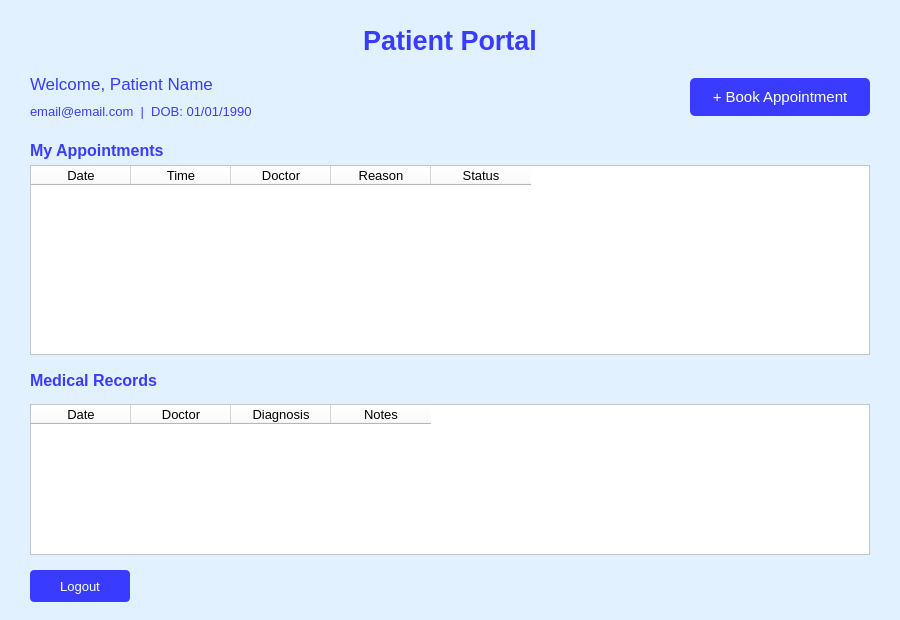
Above: PatientDashboard.ui from sgillie123/Hospital before the change. Below: the same form after it.
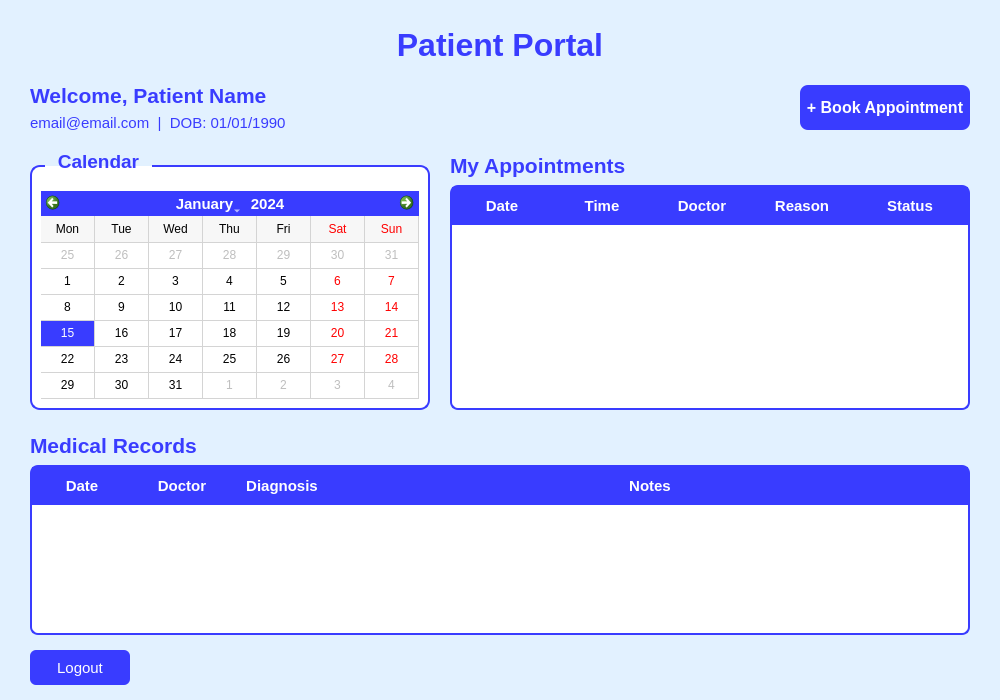
That is the form after the change.

Commit message: Changing the sizing, added authenication clearer, base, booking for a new popup, dashboards managing each users dashboard, and fake data

Diff of the .ui file:
```diff
--- a/PatientDashboard.ui
+++ b/PatientDashboard.ui
@@ -6,8 +6,8 @@
    <rect>
     <x>0</x>
     <y>0</y>
-    <width>900</width>
-    <height>620</height>
+    <width>1000</width>
+    <height>700</height>
    </rect>
   </property>
   <property name="windowTitle">
@@ -21,12 +21,12 @@
     <rect>
      <x>0</x>
      <y>20</y>
-     <width>900</width>
-     <height>40</height>
+     <width>1000</width>
+     <height>50</height>
     </rect>
    </property>
    <property name="styleSheet">
-    <string notr="true">color: rgb(57, 60, 255); font-size: 20pt; font-weight: bold;</string>
+    <string notr="true">color: rgb(57, 60, 255); font-size: 24pt; font-weight: bold;</string>
    </property>
    <property name="text">
     <string>Patient Portal</string>
@@ -39,13 +39,13 @@
    <property name="geometry">
     <rect>
      <x>30</x>
-     <y>70</y>
-     <width>600</width>
-     <height>28</height>
+     <y>80</y>
+     <width>700</width>
+     <height>30</height>
     </rect>
    </property>
    <property name="styleSheet">
-    <string notr="true">color: rgb(57, 60, 255); font-size: 13pt;</string>
+    <string notr="true">color: rgb(57, 60, 255); font-size: 16pt; font-weight: bold;</string>
    </property>
    <property name="text">
     <string>Welcome, Patient Name</string>
@@ -55,13 +55,13 @@
    <property name="geometry">
     <rect>
      <x>30</x>
-     <y>100</y>
-     <width>600</width>
-     <height>22</height>
+     <y>110</y>
+     <width>700</width>
+     <height>25</height>
     </rect>
    </property>
    <property name="styleSheet">
-    <string notr="true">color: rgb(57, 60, 255); font-size: 10pt;</string>
+    <string notr="true">color: rgb(57, 60, 255); font-size: 11pt;</string>
    </property>
    <property name="text">
     <string>email@email.com  |  DOB: 01/01/1990</string>
@@ -70,14 +70,14 @@
   <widget class="QPushButton" name="BookAppointmentButton">
    <property name="geometry">
     <rect>
-     <x>690</x>
-     <y>78</y>
-     <width>180</width>
-     <height>38</height>
+     <x>800</x>
+     <y>85</y>
+     <width>170</width>
+     <height>45</height>
     </rect>
    </property>
    <property name="styleSheet">
-    <string notr="true">background-color: rgb(57, 60, 255); color: white; font-size: 11pt; border-radius: 5px;</string>
+    <string notr="true">background-color: rgb(57, 60, 255); color: white; font-size: 12pt; font-weight: bold; border-radius: 8px;</string>
    </property>
    <property name="text">
     <string>+ Book Appointment</string>
@@ -87,29 +87,116 @@
    <property name="geometry">
     <rect>
      <x>30</x>
-     <y>570</y>
+     <y>650</y>
      <width>100</width>
-     <height>32</height>
+     <height>35</height>
     </rect>
    </property>
    <property name="styleSheet">
-    <string notr="true">background-color: rgb(57, 60, 255); color: white; font-size: 10pt; border-radius: 4px;</string>
+    <string notr="true">background-color: rgb(57, 60, 255); color: white; font-size: 11pt; border-radius: 6px;</string>
    </property>
    <property name="text">
     <string>Logout</string>
    </property>
   </widget>
+  <widget class="QGroupBox" name="calendarGroup">
+   <property name="geometry">
+    <rect>
+     <x>30</x>
+     <y>150</y>
+     <width>400</width>
+     <height>260</height>
+    </rect>
+   </property>
+   <property name="styleSheet">
+    <string notr="true">
+     QGroupBox {
+      font-size: 14pt;
+      font-weight: bold;
+      color: rgb(57, 60, 255);
+      border: 2px solid rgb(57, 60, 255);
+      border-radius: 10px;
+      margin-top: 15px;
+      padding-top: 15px;
+      background-color: white;
+     }
+     QGroupBox::title {
+      subcontrol-origin: margin;
+      left: 15px;
+      padding: 0 10px 0 10px;
+     }
+    </string>
+   </property>
+   <property name="title">
+    <string>Calendar</string>
+   </property>
+   <layout class="QVBoxLayout" name="calendarLayout">
+    <item>
+     <widget class="QCalendarWidget" name="patientCalendar">
+      <property name="styleSheet">
+       <string notr="true">        QCalendarWidget {
+         background-color: white;
+         border-radius: 5px;
+        }
+        QCalendarWidget QToolButton {
+         color: rgb(57, 60, 255);
+         font-size: 10pt;
+         font-weight: bold;
+        }
+        QCalendarWidget QMenu {
+         width: 150px;
+         color: white;
+         background-color: rgb(57, 60, 255);
+        }
+        QCalendarWidget QSpinBox {
+         width: 100px;
+         font-size: 10pt;
+         color: rgb(57, 60, 255);
+         background-color: white;
+        }
+        QCalendarWidget QTableView {
+         background-color: white;
+         selection-background-color: rgb(57, 60, 255);
+         selection-color: white;
+        }
+        QCalendarWidget QAbstractItemView:enabled {
+         color: rgb(0, 0, 0);
+         background-color: white;
+         selection-background-color: rgb(57, 60, 255);
+         selection-color: white;
+        }
+        QCalendarWidget QWidget#qt_calendar_navigationbar {
+         background-color: rgb(57, 60, 255);
+        }
+        QCalendarWidget QToolButton {
+         color: white;
+         background-color: transparent;
+         font-size: 11pt;
+         font-weight: bold;
+        }
+       </string>
+      </property>
+      <property name="gridVisible">
+       <bool>true</bool>
+      </property>
+      <property name="verticalHeaderFormat">
+       <enum>QCalendarWidget::VerticalHeaderFormat::NoVerticalHeader</enum>
+      </property>
+     </widget>
+    </item>
+   </layout>
+  </widget>
   <widget class="QLabel" name="apptLabel">
    <property name="geometry">
     <rect>
-     <x>30</x>
-     <y>138</y>
-     <width>300</width>
-     <height>24</height>
+     <x>450</x>
+     <y>150</y>
+     <width>520</width>
+     <height>30</height>
     </rect>
    </property>
    <property name="styleSheet">
-    <string notr="true">color: rgb(57, 60, 255); font-size: 12pt; font-weight: bold;</string>
+    <string notr="true">color: rgb(57, 60, 255); font-size: 16pt; font-weight: bold;</string>
    </property>
    <property name="text">
     <string>My Appointments</string>
@@ -118,14 +205,35 @@
   <widget class="QTableWidget" name="AppointmentsTable">
    <property name="geometry">
     <rect>
-     <x>30</x>
-     <y>165</y>
-     <width>840</width>
-     <height>190</height>
+     <x>450</x>
+     <y>185</y>
+     <width>520</width>
+     <height>225</height>
     </rect>
    </property>
    <property name="styleSheet">
-    <string notr="true">background-color: white; font-size: 10pt; color: rgb(0,0,0);</string>
+    <string notr="true">
+     QTableWidget {
+      background-color: white;
+      font-size: 11pt;
+      color: rgb(0,0,0);
+      border: 2px solid rgb(57, 60, 255);
+      border-radius: 8px;
+      gridline-color: #e2e8f0;
+     }
+     QHeaderView::section {
+      background-color: rgb(57, 60, 255);
+      color: white;
+      font-size: 11pt;
+      font-weight: bold;
+      padding: 8px;
+      border: none;
+     }
+     QTableWidget::item {
+      padding: 5px;
+      border-bottom: 1px solid #e2e8f0;
+     }
+    </string>
    </property>
    <property name="editTriggers">
     <set>QAbstractItemView::EditTrigger::NoEditTriggers</set>
@@ -139,6 +247,12 @@
    <property name="columnCount">
     <number>5</number>
    </property>
+   <attribute name="horizontalHeaderStretchLastSection">
+    <bool>true</bool>
+   </attribute>
+   <attribute name="horizontalHeaderMinimumSectionSize">
+    <number>80</number>
+   </attribute>
    <column>
     <property name="text">
      <string>Date</string>
@@ -169,13 +283,13 @@
    <property name="geometry">
     <rect>
      <x>30</x>
-     <y>368</y>
-     <width>300</width>
-     <height>24</height>
+     <y>430</y>
+     <width>940</width>
+     <height>30</height>
     </rect>
    </property>
    <property name="styleSheet">
-    <string notr="true">color: rgb(57, 60, 255); font-size: 12pt; font-weight: bold;</string>
+    <string notr="true">color: rgb(57, 60, 255); font-size: 16pt; font-weight: bold;</string>
    </property>
    <property name="text">
     <string>Medical Records</string>
@@ -185,13 +299,34 @@
    <property name="geometry">
     <rect>
      <x>30</x>
-     <y>404</y>
-     <width>840</width>
-     <height>151</height>
+     <y>465</y>
+     <width>940</width>
+     <height>170</height>
     </rect>
    </property>
    <property name="styleSheet">
-    <string notr="true">background-color: white; font-size: 10pt; color: rgb(0,0,0);</string>
+    <string notr="true">
+     QTableWidget {
+      background-color: white;
+      font-size: 11pt;
+      color: rgb(0,0,0);
+      border: 2px solid rgb(57, 60, 255);
+      border-radius: 8px;
+      gridline-color: #e2e8f0;
+     }
+     QHeaderView::section {
+      background-color: rgb(57, 60, 255);
+      color: white;
+      font-size: 11pt;
+      font-weight: bold;
+      padding: 8px;
+      border: none;
+     }
+     QTableWidget::item {
+      padding: 5px;
+      border-bottom: 1px solid #e2e8f0;
+     }
+    </string>
    </property>
    <property name="editTriggers">
     <set>QAbstractItemView::EditTrigger::NoEditTriggers</set>
@@ -205,6 +340,9 @@
    <property name="columnCount">
     <number>4</number>
    </property>
+   <attribute name="horizontalHeaderStretchLastSection">
+    <bool>true</bool>
+   </attribute>
    <column>
     <property name="text">
      <string>Date</string>
```
The commit also changes 26 other files.
